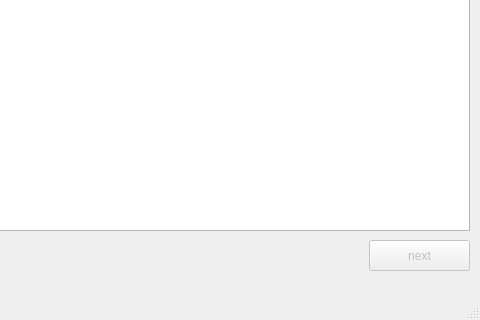
The window that MainWindow.ui (shaoduoduo/anodize_file_watch) describes before a commit, drawn with Qt 5; both pictures show x 611 to 1091 and y 280 to 600 of the 1091 by 600 pixel window.
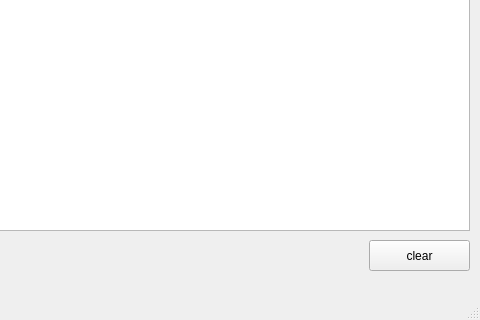
The same window after the commit.

Commit message:
修复了的阳极氧化数据json包格式的错误。 对excel文件里空的数据进行赋值“0” 增加里clear按钮
发布作为1.1版本

```diff
--- a/MainWindow.ui
+++ b/MainWindow.ui
@@ -90,7 +90,7 @@
    </widget>
    <widget class="QPushButton" name="pushButton">
     <property name="enabled">
-     <bool>false</bool>
+     <bool>true</bool>
     </property>
     <property name="geometry">
      <rect>
@@ -101,7 +101,7 @@
      </rect>
     </property>
     <property name="text">
-     <string>next</string>
+     <string>clear</string>
     </property>
    </widget>
    <widget class="QTextBrowser" name="textBrowser_server">
```
Left out of the diff: 3 changed lines with no effect on the pictures. The commit also changes 4 other files.
